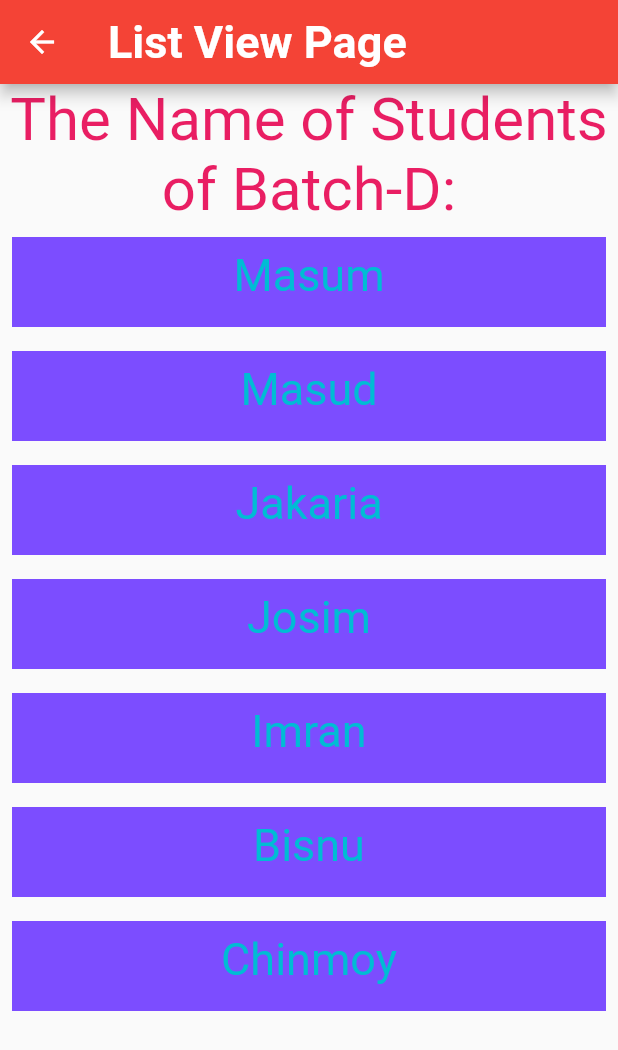
After one commit to ttcapp/bisnu_1, a Flutter app: the screen it shows after launch, after a tap on "Go to Second Page", on a phone screen of 412 x 824 dp. The commit adds this screen. Shown: the top 1050 px of the screen. Run offline on Flutter 3.47's test engine with Material 2 defaults, Android fonts, the phone set to English and light mode, and no system bars.

Commit message:
02 Nov 2021. First Commit

```diff
--- /dev/null
+++ b/lib/listview_page.dart
@@ -0,0 +1,62 @@
+import 'package:flutter/material.dart';
+
+List<String> stdName=[
+  "Masum",
+  "Masud",
+  "Jakaria",
+  "Josim",
+  "Imran",
+  "Bisnu",
+  "Chinmoy",
+];
+
+class ListViewPage extends StatefulWidget {
+  const ListViewPage({Key? key}) : super(key: key);
+
+  @override
+  _ListViewPageState createState() => _ListViewPageState();
+}
+
+class _ListViewPageState extends State<ListViewPage> {
+  @override
+  Widget build(BuildContext context) {
+    return Scaffold(
+      appBar: AppBar(
+        backgroundColor: Colors.red,
+        title: Text("List View Page",textAlign: TextAlign.center,
+        style: TextStyle(fontSize: 30,fontWeight: FontWeight.bold,
+        color: Colors.white),),
+      ),
+      body: Column(
+        children: [
+          Text("The Name of Students of Batch-D:",
+            textAlign: TextAlign.center,style: TextStyle(fontSize: 40,
+          color: Colors.pink
+          ),
+          ),
+          Expanded(
+            child: ListView.builder(
+              itemCount: stdName.length,
+                itemBuilder: (context,index){
+                  return Padding(
+                    padding: const EdgeInsets.all(8.0),
+                    child: Container(
+                      height: 60,
+                      width: 80,
+                      color: Colors.deepPurpleAccent,
+                      child: Padding(
+                        padding: const EdgeInsets.all(8.0),
+                        child: Text(stdName[index],
+                          textAlign: TextAlign.center,style: TextStyle(fontSize: 30,
+                        color: Colors.cyan),),
+                      ),
+                    ),
+                  );
+                }
+            ),
+          ),
+        ],
+      ),
+    );
+  }
+}
--- a/lib/main.dart
+++ b/lib/main.dart
@@ -1,3 +1,5 @@
+import 'package:bisnubiswas1/listview_page.dart';
+import 'package:bisnubiswas1/second_page.dart';
 import 'package:flutter/material.dart';
 
 void main() {
@@ -37,6 +39,12 @@ class _MyHomePageState extends State<MyHomePage> {
         child: Center(
           child: Column(
             children: [
+              ElevatedButton(
+                  onPressed: (){
+                    Navigator.push(context, MaterialPageRoute(builder: (context)=>ListViewPage()));
+                  },
+                  child: Text("Go to Second Page")
+              ),
               SizedBox(
                 height: 15,
               ),
```
Also changed, not shown: lib/log_in.dart (added, +21 -0 lines), lib/second_page.dart (added, +47 -0 lines), 1 other file.
